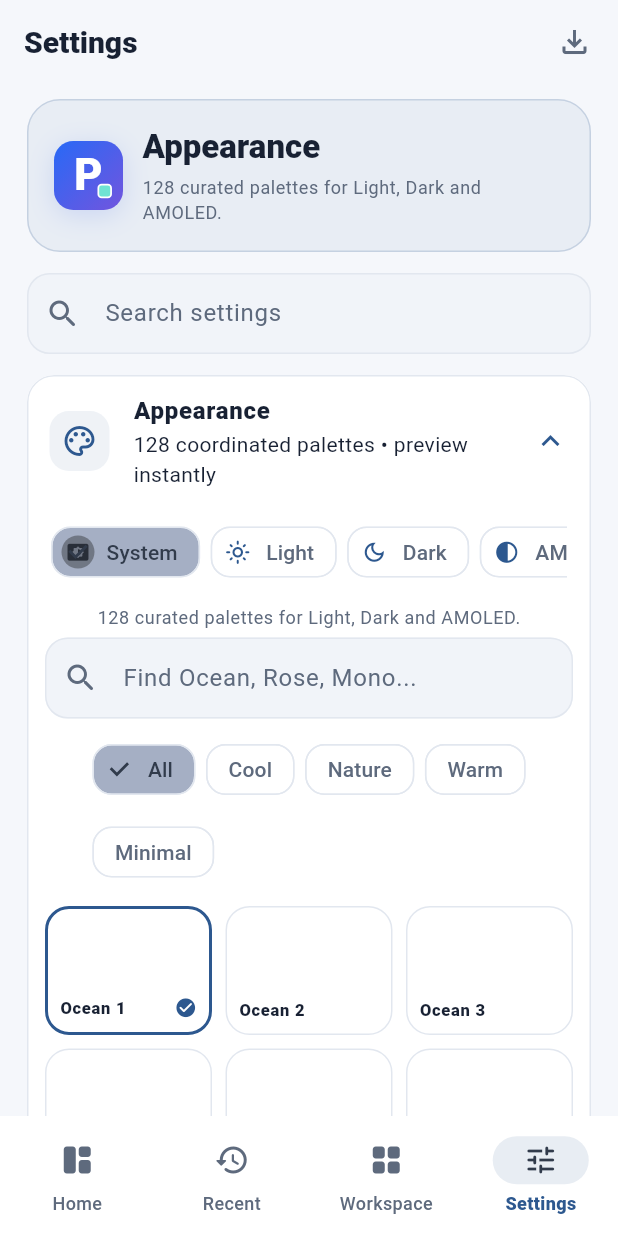
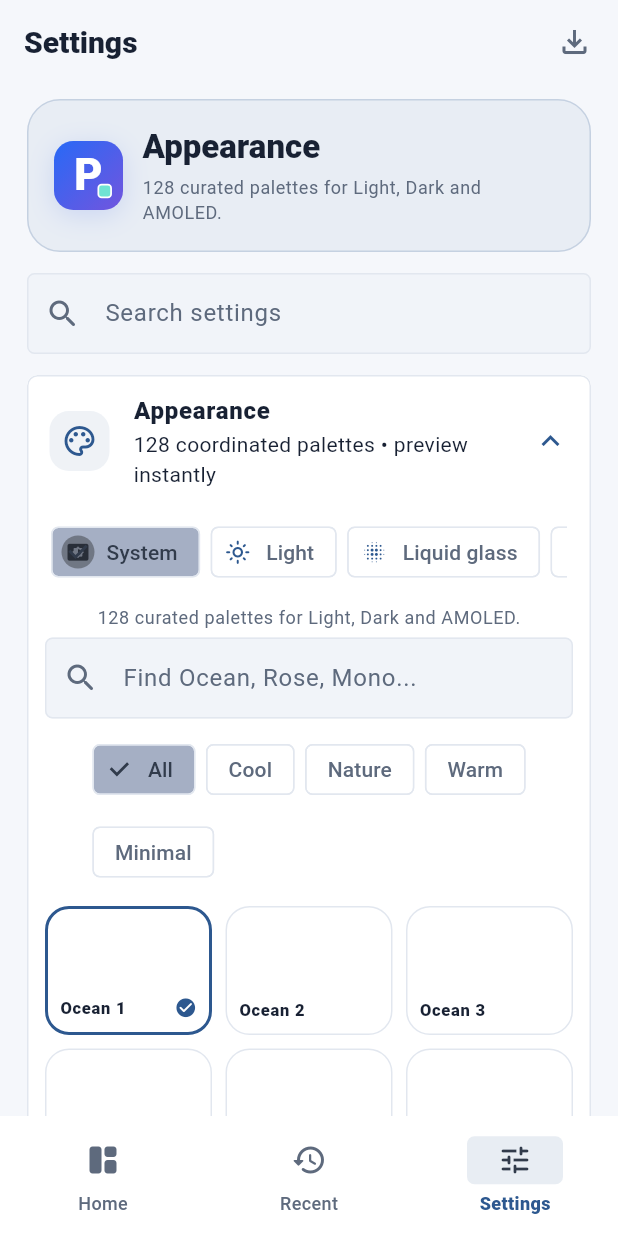
Before and after one commit to Parin-M/Parin-office, a Flutter app: the screen it shows after launch, after a tap on the "tune" icon, on a phone screen of 412 x 824 dp. Run offline on Flutter 3.47's test engine with Material 3 defaults, Android fonts, the phone set to English and light mode, and no system bars; our stand-ins replace file_picker, pdf, shared_preferences; missing offline and left inert: dart_pdf_editor, excel_plus, flutter_quill, quds_office_editor.

Commit message:
Apply Metro UI theme, liquid glass and simpler navigation

```diff
--- a/lib/main.dart
+++ b/lib/main.dart
@@ -11,6 +11,9 @@ import 'word_editor.dart';
 import 'spreadsheet_editor.dart';
 import 'presentation_editor.dart';
 import 'embedded_office_editor.dart';
+import 'help_center.dart';
+import 'pdf_security_tools.dart';
+import 'package:url_launcher/url_launcher.dart';
 import 'package:quds_office_editor/quds_office_editor.dart' show OfficeHostFonts;
 import 'package:intl/intl.dart' as intl;
 import 'package:intl/date_symbol_data_local.dart' as intl_data;
@@ -19,7 +22,7 @@ import 'document_factory.dart';
 
 Future<void> main() async { WidgetsFlutterBinding.ensureInitialized(); await intl_data.initializeDateFormatting(); await OfficeHostFonts.ensureRegistered(); runApp(const ParinOfficeApp()); }
 
-enum AppearanceMode { system, light, dark, amoled }
+enum AppearanceMode { system, light, liquidGlass, dark, amoled }
 
 class ThemePreset {
   const ThemePreset({required this.name,required this.primary,required this.secondary,required this.family});
@@ -46,7 +49,7 @@ class ThemeCatalog {
     final inkContrast=(luminance+0.05)/(ink.computeLuminance()+0.05);
     return inkContrast>=whiteContrast?ink:Colors.white;
   }
-  static ThemeData build(ThemePreset preset,Brightness brightness,bool amoled,{bool highContrast=false,bool compact=false}){
+  static ThemeData build(ThemePreset preset,Brightness brightness,bool amoled,{bool highContrast=false,bool compact=false,bool liquidGlass=false,bool metro=true}){
     final dark=brightness==Brightness.dark;
     final source=HSLColor.fromColor(preset.primary);
     final sourceSecondary=HSLColor.fromColor(preset.secondary);
@@ -57,11 +60,11 @@ class ThemeCatalog {
     final secondary=dark
       ?sourceSecondary.withLightness(0.73).toColor()
       :sourceSecondary.withLightness(sourceSecondary.lightness.clamp(0.34,0.44).toDouble()).toColor();
-    final canvas=amoled?const Color(0xFF000000):dark?const Color(0xFF0B0F16):const Color(0xFFF5F7FB);
-    final surface=amoled?const Color(0xFF080B11):dark?const Color(0xFF141923):Colors.white;
-    final raised=amoled?const Color(0xFF10141D):dark?const Color(0xFF1C2330):Colors.white;
-    final field=amoled?const Color(0xFF10141D):dark?const Color(0xFF1A202B):const Color(0xFFF1F4F9);
-    final outline=dark?const Color(0xFF4B5565):const Color(0xFFD6DCE7);
+    final canvas=amoled?const Color(0xFF000000):liquidGlass?const Color(0xFFE5ECF5):dark?const Color(0xFF0B0F16):const Color(0xFFF5F7FB);
+    final surface=amoled?const Color(0xFF080B11):liquidGlass?const Color(0xDFFFFFFF):dark?const Color(0xFF141923):Colors.white;
+    final raised=amoled?const Color(0xFF10141D):liquidGlass?const Color(0xD9FFFFFF):dark?const Color(0xFF1C2330):Colors.white;
+    final field=amoled?const Color(0xFF10141D):liquidGlass?const Color(0xCFFFFFFF):dark?const Color(0xFF1A202B):const Color(0xFFF1F4F9);
+    final outline=dark?const Color(0xFF4B5565):liquidGlass?const Color(0x99FFFFFF):const Color(0xFFD6DCE7);
     final outlineVariant=dark?const Color(0xFF303847):const Color(0xFFE2E7EF);
     final scheme=ColorScheme.fromSeed(
       seedColor:primary,
@@ -94,10 +97,10 @@ class ThemeCatalog {
       canvasColor:surface,
       cardTheme:CardThemeData(
         color:raised,
-        elevation:0,
+        elevation:liquidGlass?2:0,
         margin:EdgeInsets.zero,
         shape:RoundedRectangleBorder(
-          borderRadius:BorderRadius.circular(18),
+          borderRadius:BorderRadius.circular(metro?7:18),
           side:BorderSide(color:outlineVariant),
         ),
       ),
@@ -114,30 +117,31 @@ class ThemeCatalog {
         filled:true,
         fillColor:field,
         contentPadding:const EdgeInsets.symmetric(horizontal:16,vertical:15),
-        border:OutlineInputBorder(borderRadius:BorderRadius.circular(15),borderSide:BorderSide(color:outlineVariant)),
-        enabledBorder:OutlineInputBorder(borderRadius:BorderRadius.circular(15),borderSide:BorderSide(color:outlineVariant)),
-        focusedBorder:OutlineInputBorder(borderRadius:BorderRadius.circular(15),borderSide:BorderSide(color:primary,width:1.6)),
+        border:OutlineInputBorder(borderRadius:BorderRadius.circular(metro?5:15),borderSide:BorderSide(color:outlineVariant)),
+        enabledBorder:OutlineInputBorder(borderRadius:BorderRadius.circular(metro?5:15),borderSide:BorderSide(color:outlineVariant)),
+        focusedBorder:OutlineInputBorder(borderRadius:BorderRadius.circular(metro?5:15),borderSide:BorderSide(color:primary,width:1.6)),
       ),
       filledButtonTheme:FilledButtonThemeData(style:FilledButton.styleFrom(
         foregroundColor:scheme.onPrimary,
         backgroundColor:primary,
         minimumSize:const Size(44,46),
-        shape:RoundedRectangleBorder(borderRadius:BorderRadius.circular(15)),
+        shape:RoundedRectangleBorder(borderRadius:BorderRadius.circular(metro?5:15)),
         textStyle:const TextStyle(fontWeight:FontWeight.w800),
       )),
       outlinedButtonTheme:OutlinedButtonThemeData(style:OutlinedButton.styleFrom(
         minimumSize:const Size(44,44),
-        shape:RoundedRectangleBorder(borderRadius:BorderRadius.circular(15)),
+        shape:RoundedRectangleBorder(borderRadius:BorderRadius.circular(metro?5:15)),
         side:BorderSide(color:outline),
       )),
       chipTheme:ChipThemeData(
-        shape:RoundedRectangleBorder(borderRadius:BorderRadius.circular(13)),
+        shape:RoundedRectangleBorder(borderRadius:BorderRadius.circular(metro?5:13)),
         side:BorderSide(color:outlineVariant),
         padding:const EdgeInsets.symmetric(horizontal:6,vertical:5),
       ),
       navigationBarTheme:NavigationBarThemeData(
         backgroundColor:surface,
         indicatorColor:primary.withAlpha(dark?56:28),
+        indicatorShape:RoundedRectangleBorder(borderRadius:BorderRadius.circular(metro?5:16)),
         elevation:0,
         labelTextStyle:WidgetStateProperty.resolveWith((states)=>TextStyle(
           fontSize:12,
@@ -253,7 +257,7 @@ class AppState extends ChangeNotifier {
     for(final key in ['locale','mode','theme','textScale','blueStrength','autosave','animations','haptics','compact','diagnostics','autoRecovery','blueLightFilter','highContrast','spellCheck','showGrid','focusMode','safeSave','keepRecent','showWordCount','smartCapitalization','openRecentOnStart','showWelcomePanel','showQuickActions','showDashboardMetrics','confirmRecentRemoval','editorFontFamily','lineSpacing','autoSaveDelay','defaultFontSize']){await p.remove(key);}
     notifyListeners();
   }
-  Map<String,Object?> exportablePreferences()=>{'language':locale.toLanguageTag(),'appearance':mode.name,'theme':preset.name,'themeIndex':themeIndex,
+  Map<String,Object?> exportablePreferences()=>{'language':locale.toLanguageTag(),'appearance':mode.name,'theme':preset.name,'themeIndex':themeIndex,'designStyle':'Metro UI',
     'textScale':textScale,'blueLightStrength':blueStrength,'editorFontFamily':editorFontFamily,'lineSpacing':lineSpacing,'settings':{'autosave':autosave,'animations':animations,'haptics':haptics,
     'compactRibbon':compactRibbon,'autoRecovery':autoRecovery,'blueLightFilter':blueLightFilter,'highContrast':highContrast,
     if(diagnostics) 'diagnosticsReport':{'build':'0.10','recentDocumentCount':recent.length,'draftRecovery':autoRecovery},
@@ -452,9 +456,9 @@ class _ParinOfficeAppState extends State<ParinOfficeApp>{
       title:'Parin Office',debugShowCheckedModeBanner:false,locale:state.locale,supportedLocales:L10n.locales,
       localizationsDelegates:const [GlobalMaterialLocalizations.delegate,GlobalWidgetsLocalizations.delegate,GlobalCupertinoLocalizations.delegate,FlutterQuillLocalizations.delegate],
       localeResolutionCallback:(device,supported){for(final l in supported){if(l.toLanguageTag()==state.locale.toLanguageTag())return l;}for(final l in supported){if(l.languageCode==state.locale.languageCode)return l;}return const Locale('en');},
-      theme:ThemeCatalog.build(state.preset,Brightness.light,false,highContrast:state.highContrast,compact:state.compactRibbon),
+      theme:ThemeCatalog.build(state.preset,Brightness.light,false,highContrast:state.highContrast,compact:state.compactRibbon,liquidGlass:state.mode==AppearanceMode.liquidGlass),
       darkTheme:ThemeCatalog.build(state.preset,Brightness.dark,state.amoled,highContrast:state.highContrast,compact:state.compactRibbon),
-      themeMode:state.mode==AppearanceMode.system?ThemeMode.system:state.mode==AppearanceMode.light?ThemeMode.light:ThemeMode.dark,
+      themeMode:state.mode==AppearanceMode.system?ThemeMode.system:(state.mode==AppearanceMode.dark||state.mode==AppearanceMode.amoled)?ThemeMode.dark:ThemeMode.light,
       builder:(context,child)=>Directionality(textDirection:L10n.rtl(state.locale)?TextDirection.rtl:TextDirection.ltr,
         child:MediaQuery(data:MediaQuery.of(context).copyWith(textScaler:TextScaler.linear(state.textScale)),
           child:Stack(fit:StackFit.expand,children:[child??const SizedBox.shrink(),
@@ -483,11 +487,10 @@ class _ShellState extends State<Shell> {
     final t=(String key)=>L10n.text(widget.state.locale,key);
     final items=<(IconData,String)>[
       (Icons.space_dashboard_rounded,t('home')),(Icons.history_rounded,t('recent')),
-      (Icons.grid_view_rounded,t('workspace')),(Icons.tune_rounded,t('settings'))];
+      (Icons.tune_rounded,t('settings'))];
     final pages=<Widget>[
-      Dashboard(state:widget.state,openSettings:()=>setState(()=>index=3)),
-      RecentPage(state:widget.state),WorkspaceHome(state:widget.state,openSettings:()=>setState(()=>index=3)),
-      SettingsPage(state:widget.state)];
+      Dashboard(state:widget.state,openSettings:()=>setState(()=>index=2)),
+      RecentPage(state:widget.state),SettingsPage(state:widget.state)];
     return LayoutBuilder(builder:(context,c) {
       final desktop=c.maxWidth>=900,extended=c.maxWidth>=1180;
       final page=AnimatedSwitcher(duration:widget.state.animations?const Duration(milliseconds:220):Duration.zero,
@@ -973,6 +976,7 @@ class _SettingsPageState extends State<SettingsPage> {
     final modes=<(AppearanceMode,String,IconData)>[
       (AppearanceMode.system,t('system'),Icons.settings_brightness_rounded),
       (AppearanceMode.light,t('light'),Icons.light_mode_outlined),
+      (AppearanceMode.liquidGlass,state.locale.languageCode=='fa'?'لیکویید گلس':'Liquid glass',Icons.blur_on_rounded),
       (AppearanceMode.dark,t('dark'),Icons.dark_mode_outlined),
       (AppearanceMode.amoled,t('amoled'),Icons.contrast_rounded)];
     final presets=ThemeCatalog.presets.where((p){
```
